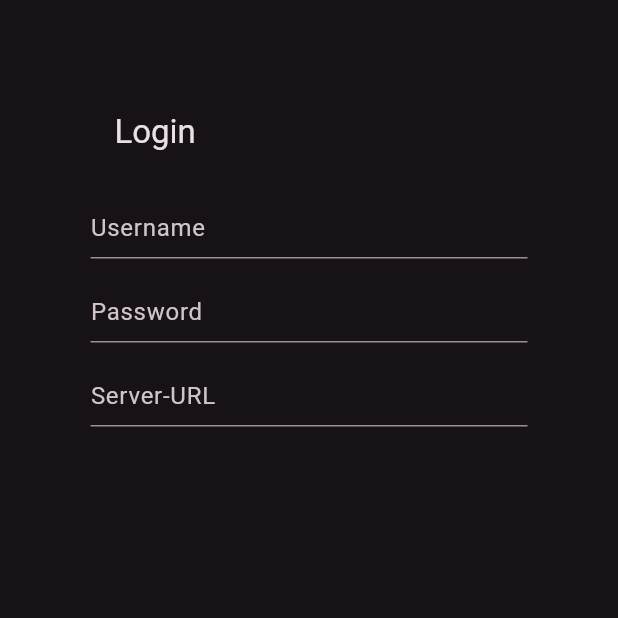
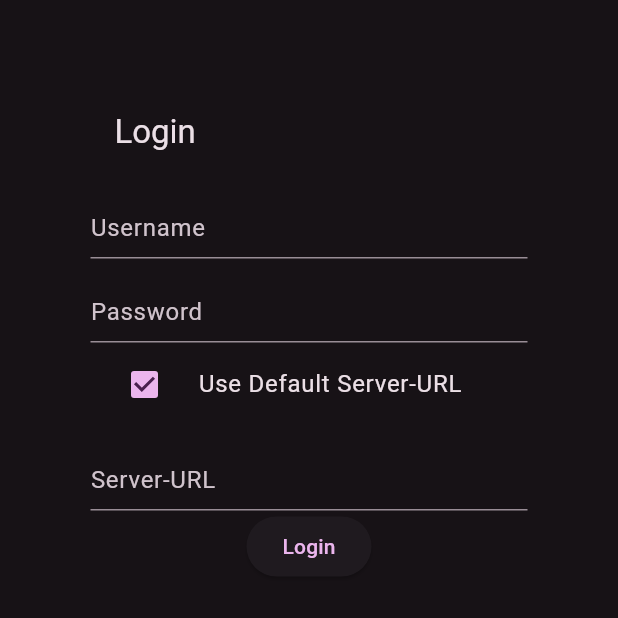
Before and after one commit to Skycoder42/wear_tasks, a Flutter app: the screen it shows after launch, on a phone screen of 412 x 824 dp, the top half of it. Run offline on Flutter 3.47's test engine with Material 3 defaults, Android fonts, the phone set to English and light mode, and no system bars; our stand-ins replace flutter_hooks, flutter_riverpod, go_router, hooks_riverpod, package_info_plus, riverpod_annotation; missing offline and left inert: etebase_flutter; generated files the repository leaves out were written again.

Commit message:
WIP login page

```diff
--- a/lib/src/common/localization/app_en.arb
+++ b/lib/src/common/localization/app_en.arb
@@ -3,5 +3,8 @@
   "login_page_title": "Login",
   "login_page_username_label": "Username",
   "login_page_password_label": "Password",
-  "login_page_server_url_label": "Server-URL"
+  "login_page_use_default_url_label": "Use Default Server-URL",
+  "login_page_server_url_label": "Server-URL",
+  "login_page_validator_not_empty": "Must not be empty",
+  "login_page_login_button": "Login"
 }
--- a/lib/src/watch/app/watch_router.dart
+++ b/lib/src/watch/app/watch_router.dart
@@ -2,7 +2,7 @@ import 'package:flutter/material.dart';
 import 'package:go_router/go_router.dart';
 import 'package:riverpod_annotation/riverpod_annotation.dart';
 
-import '../pages/login_page.dart';
+import '../pages/login/login_page.dart';
 
 part 'watch_router.g.dart';
 
--- a/lib/src/watch/app/watch_theme.dart
+++ b/lib/src/watch/app/watch_theme.dart
@@ -11,3 +11,7 @@ abstract base class WatchTheme {
     ),
   );
 }
+
+extension BuildContextX on BuildContext {
+  ThemeData get theme => Theme.of(this);
+}
--- /dev/null
+++ b/lib/src/watch/pages/login/login_page.dart
@@ -0,0 +1,171 @@
+import 'package:flutter/foundation.dart';
+import 'package:flutter/material.dart';
+import 'package:flutter_hooks/flutter_hooks.dart';
+import 'package:hooks_riverpod/hooks_riverpod.dart';
+
+import '../../../common/localization/localization.dart';
+import '../../app/watch_theme.dart';
+import '../../providers/etebase_provider.dart';
+import '../../widgets/checkbox_form_field.dart';
+
+class _LoginInfo {
+  String username = '';
+  String password = '';
+  Uri serverUrl = Uri();
+}
+
+class LoginPage extends HookConsumerWidget {
+  final String? redirectTo;
+
+  const LoginPage({
+    super.key,
+    this.redirectTo,
+  });
+
+  @override
+  Widget build(BuildContext context, WidgetRef ref) {
+    final formKey = useState(GlobalKey<FormState>());
+    final useDefaultServer = useState(true);
+    final defaultServerUrlController = useTextEditingController();
+    final customServerUrlController = useTextEditingController();
+    final serverUrlController = useDefaultServer.value
+        ? defaultServerUrlController
+        : customServerUrlController;
+
+    final serverUrlValidator = _useServerUrl(
+      context,
+      ref,
+      defaultServerUrlController,
+      useDefaultServer,
+    );
+
+    final resultRef = useRef(_LoginInfo());
+
+    return Scaffold(
+      body: CustomScrollView(
+        slivers: [
+          SliverAppBar(
+            title: Text(context.strings.login_page_title),
+            pinned: true,
+          ),
+          SliverToBoxAdapter(
+            child: SafeArea(
+              top: false,
+              child: Form(
+                key: formKey.value,
+                child: Column(
+                  children: [
+                    TextFormField(
+                      decoration: InputDecoration(
+                        alignLabelWithHint: true,
+                        label: Text(context.strings.login_page_username_label),
+                      ),
+                      validator: (value) => _validateNotEmpty(context, value),
+                      onSaved: (newValue) =>
+                          resultRef.value.username = newValue!,
+                    ),
+                    TextFormField(
+                      decoration: InputDecoration(
+                        alignLabelWithHint: true,
+                        label: Text(context.strings.login_page_password_label),
+                      ),
+                      obscureText: true,
+                      validator: (value) => _validateNotEmpty(context, value),
+                      onSaved: (newValue) =>
+                          resultRef.value.password = newValue!,
+                    ),
+                    CheckboxFormField(
+                      title: Text(
+                        context.strings.login_page_use_default_url_label,
+                      ),
+                      initialValue: useDefaultServer.value,
+                      onChanged: (v) => useDefaultServer.value = v ?? true,
+                    ),
+                    TextFormField(
+                      controller: serverUrlController,
+                      decoration: InputDecoration(
+                        alignLabelWithHint: true,
+                        label: Text(
+                          context.strings.login_page_server_url_label,
+                        ),
+                      ),
+                      keyboardType: TextInputType.url,
+                      readOnly: useDefaultServer.value,
+                      validator: serverUrlValidator,
+                      onSaved: (newValue) =>
+                          resultRef.value.serverUrl = Uri.parse(newValue!),
+                    ),
+                    ElevatedButton(
+                      onPressed: () =>
+                          _submit(context, formKey.value.currentState!),
+                      child: Text(context.strings.login_page_login_button),
+                    ),
+                  ],
+                ),
+              ),
+            ),
+          ),
+        ],
+      ),
+    );
+  }
+
+  String? Function(String?) _useServerUrl(
+    BuildContext context,
+    WidgetRef ref,
+    TextEditingController defaultServerUrlController,
+    ValueNotifier<bool> useDefaultServer,
+  ) {
+    final serverUrlData = ref.watch(etebaseDefaultServerUrlProvider);
+
+    useEffect(
+      () {
+        final serverUrl = serverUrlData.value;
+        if (serverUrl != null) {
+          defaultServerUrlController.text = serverUrlData.value.toString();
+        }
+
+        return null;
+      },
+      [serverUrlData.value],
+    );
+
+    return useCallback(
+      // ignore: avoid_types_on_closure_parameters
+      (String? serverUrl) => useDefaultServer.value && serverUrlData.hasError
+          ? serverUrlData.error.toString()
+          : _validateNotEmpty(context, serverUrl),
+      [context, useDefaultServer.value, serverUrlData],
+    );
+  }
+
+  String? _validateNotEmpty(BuildContext context, String? value) =>
+      (value?.isEmpty ?? true)
+          ? context.strings.login_page_validator_not_empty
+          : null;
+
+  void _submit(BuildContext context, FormState form) {
+    final sm = ScaffoldMessenger.of(context);
+    if (!form.validate()) {
+      sm.showSnackBar(
+        SnackBar(
+          backgroundColor: context.theme.colorScheme.error,
+          content: Text(
+            'TODO',
+            style: TextStyle(color: context.theme.colorScheme.onError),
+          ),
+        ),
+      );
+      return;
+    }
+
+    form.save();
+    // TODO process data
+  }
+
+  @override
+  void debugFillProperties(DiagnosticPropertiesBuilder properties) {
+    super.debugFillProperties(properties);
+    properties.add(StringProperty('redirectTo', redirectTo));
+  }
+}
--- a/lib/src/watch/pages/login_page.dart
+++ /dev/null
@@ -1,67 +0,0 @@
-import 'package:flutter/foundation.dart';
-import 'package:flutter/material.dart';
-import 'package:hooks_riverpod/hooks_riverpod.dart';
-
-import '../../common/localization/localization.dart';
-
-class LoginPage extends HookConsumerWidget {
-  final String? redirectTo;
-
-  const LoginPage({
-    super.key,
-    this.redirectTo,
-  });
-
-  @override
-  Widget build(BuildContext context, WidgetRef ref) => Scaffold(
-        body: CustomScrollView(
-          slivers: [
-            SliverAppBar(
-              title: Text(context.strings.login_page_title),
-              pinned: true,
-            ),
-            SliverToBoxAdapter(
-              child: SafeArea(
-                top: false,
-                child: Form(
-                  child: Column(
-                    children: [
-                      TextFormField(
-                        decoration: InputDecoration(
-                          alignLabelWithHint: true,
-                          label:
-                              Text(context.strings.login_page_username_label),
-                        ),
-                      ),
-                      TextFormField(
-                        decoration: InputDecoration(
-                          alignLabelWithHint: true,
-                          label:
-                              Text(context.strings.login_page_password_label),
-                        ),
-                        obscureText: true,
-                      ),
-                      TextFormField(
-                        decoration: InputDecoration(
-                          alignLabelWithHint: true,
-                          label: Text(
-                            context.strings.login_page_server_url_label,
-                          ),
-                        ),
-                        keyboardType: TextInputType.url,
-                      ),
-                    ],
-                  ),
-                ),
-              ),
-            ),
-          ],
-        ),
-      );
-
-  @override
-  void debugFillProperties(DiagnosticPropertiesBuilder properties) {
-    super.debugFillProperties(properties);
-    properties.add(StringProperty('redirectTo', redirectTo));
-  }
-}
--- /dev/null
+++ b/lib/src/watch/providers/etebase_provider.dart
@@ -0,0 +1,19 @@
+import 'package:etebase_flutter/etebase_flutter.dart';
+import 'package:riverpod_annotation/riverpod_annotation.dart';
+
+import 'package_info_provider.dart';
+
+part 'etebase_provider.g.dart';
+
+@riverpod
+Future<Uri> etebaseDefaultServerUrl(EtebaseDefaultServerUrlRef ref) =>
+    etebaseGetDefaultServerUrl();
+
+@riverpod
+Future<EtebaseClient> etebaseClient(EtebaseClientRef ref, Uri serverUrl) async {
+  final packageInfo = await ref.watch(packageInfoProvider.future);
+  return EtebaseClient.create(
+    packageInfo.packageName,
+    serverUrl,
+  );
+}
--- /dev/null
+++ b/lib/src/watch/providers/package_info_provider.dart
@@ -0,0 +1,8 @@
+import 'package:package_info_plus/package_info_plus.dart';
+import 'package:riverpod_annotation/riverpod_annotation.dart';
+
+part 'package_info_provider.g.dart';
+
+@riverpod
+Future<PackageInfo> packageInfo(PackageInfoRef ref) =>
+    PackageInfo.fromPlatform();
--- /dev/null
+++ b/lib/src/watch/widgets/checkbox_form_field.dart
@@ -0,0 +1,38 @@
+import 'package:flutter/material.dart';
+
+import '../app/watch_theme.dart';
+
+class CheckboxFormField extends FormField<bool> {
+  CheckboxFormField({
+    super.key,
+    Widget? title,
+    void Function(bool?)? onChanged,
+    super.onSaved,
+    super.validator,
+    bool super.initialValue = false,
+    super.enabled,
+    super.autovalidateMode,
+    super.restorationId,
+  }) : super(
+          builder: (state) => CheckboxListTile(
+            dense: state.hasError,
+            title: title,
+            value: state.value,
+            onChanged: (v) {
+              state.didChange(v);
+              onChanged?.call(v);
+            },
+            isError: state.hasError,
+            subtitle: state.hasError
+                ? Builder(
+                    builder: (context) => Text(
+                      state.errorText ?? '',
+                      style: TextStyle(color: context.theme.colorScheme.error),
+                    ),
+                  )
+                : null,
+            controlAffinity: ListTileControlAffinity.leading,
+            enabled: enabled,
+          ),
+        );
+}
--- a/pubspec.yaml
+++ b/pubspec.yaml
@@ -17,6 +17,7 @@ dependencies:
   flutter_riverpod: ^2.4.9
   go_router: ^12.1.3
   hooks_riverpod: ^2.4.9
+  package_info_plus: ^5.0.1
   riverpod_annotation: ^2.3.3
 
 dev_dependencies:
```
Also changed, not shown: pubspec.lock (deleted), 1 other file.
